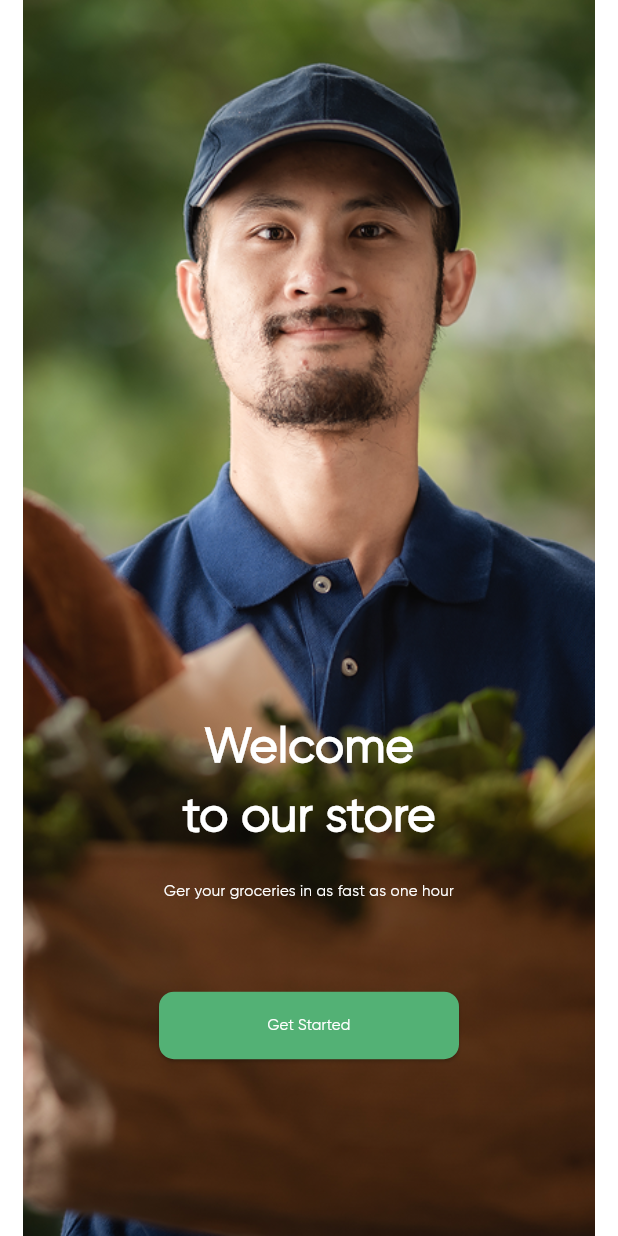
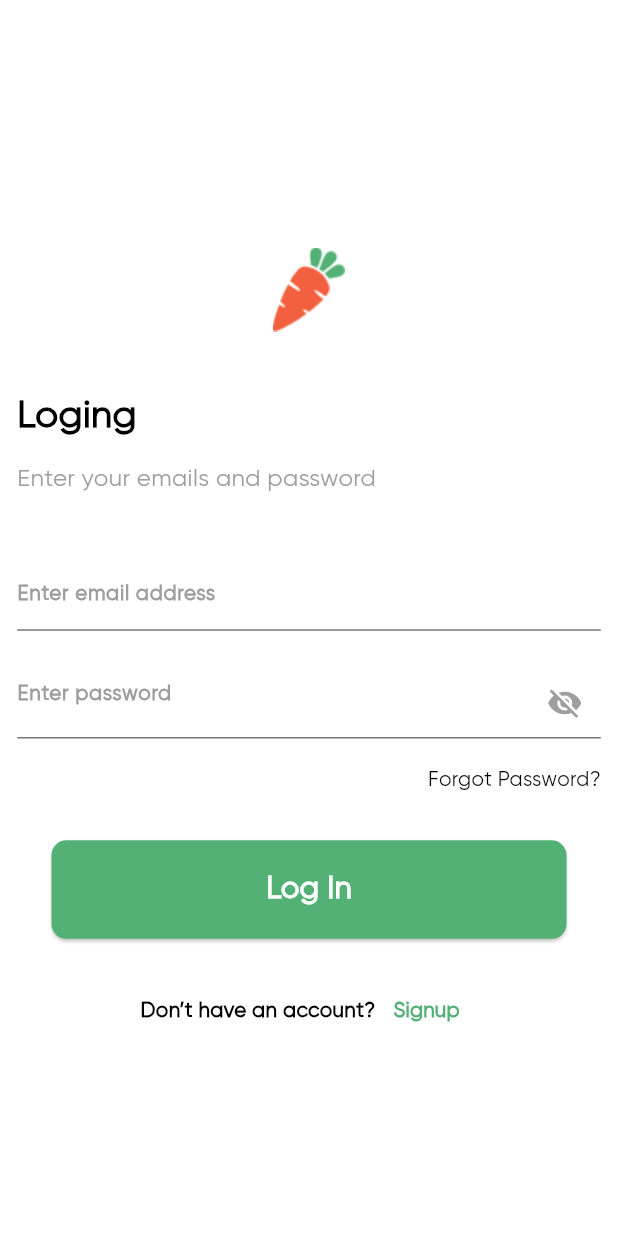
Before and after one commit to MiranKK/online-groceries-app, a Flutter app: the screen it shows after launch, after a tap on "Get Started", on a phone screen of 412 x 824 dp. Run offline on Flutter 3.47's test engine with Material 3 defaults, Android fonts, the phone set to English and light mode, and no system bars; our stand-ins replace flutter_screenutil.

Commit message:
Signup and login screen design are finished

```diff
--- a/lib/main.dart
+++ b/lib/main.dart
@@ -1,6 +1,8 @@
 import 'package:flutter/material.dart';
 import 'package:flutter_screenutil/flutter_screenutil.dart';
+import 'package:online_groceries_app_ui/views/login_screen.dart';
 import 'package:online_groceries_app_ui/views/onboarding_screen.dart';
+import 'package:online_groceries_app_ui/views/signup_screen.dart';
 import 'package:online_groceries_app_ui/views/splash_screen.dart';
 
 void main() => runApp(const MyApp());
@@ -24,6 +26,8 @@ class MyApp extends StatelessWidget {
           routes: {
             "/": (context) => SplashScreen(),
             "/onboardingScreen": (context) => OnboardingScreen(),
+            "/signup": (context) => SignupScreen(),
+            "/login": (context) => LoginScreen(),
           },
         );
       },
--- /dev/null
+++ b/lib/views/login_screen.dart
@@ -0,0 +1,130 @@
+import 'package:flutter/material.dart';
+import 'package:flutter_screenutil/flutter_screenutil.dart';
+import 'package:online_groceries_app_ui/style/custom_text_style.dart';
+import 'package:online_groceries_app_ui/widgets/custom_button.dart';
+
+class LoginScreen extends StatefulWidget {
+  const LoginScreen({super.key});
+
+  @override
+  State<LoginScreen> createState() => _LoginScreenState();
+}
+
+class _LoginScreenState extends State<LoginScreen> {
+  final TextEditingController email = TextEditingController();
+
+  final TextEditingController password = TextEditingController();
+  bool isvisable = true;
+  @override
+  Widget build(BuildContext context) {
+    return Scaffold(
+      body: SafeArea(
+        child: Padding(
+          padding: EdgeInsets.all(10.r),
+          child: Column(
+            crossAxisAlignment: CrossAxisAlignment.start,
+            mainAxisAlignment: .center,
+            children: [
+              Row(
+                mainAxisAlignment: .center,
+                children: [
+                  Image.asset("assets/images/second-logo.png", width: 100.w),
+                ],
+              ),
+
+              Text("Loging", style: CustomTextStyle().xLargeBlackBoldText),
+              SizedBox(height: 10.h),
+              Text(
+                "Enter your emails and password",
+                style: CustomTextStyle().xsmallBlackText.copyWith(
+                  color: Colors.grey,
+                ),
+              ),
+
+              SizedBox(height: 35.h),
+
+              TextField(
+                controller: email,
+                style: CustomTextStyle().xxsmallBlackBoldText,
+                decoration: InputDecoration(
+                  hintText: "Enter email address",
+                  hintStyle: CustomTextStyle().xxsmallBlackText.copyWith(
+                    color: Colors.grey,
+                  ),
+
+                  focusedBorder: OutlineInputBorder(
+                    borderSide: BorderSide(color: Color(0xff53B175)),
+                  ),
+                ),
+              ),
+
+              SizedBox(height: 20.h),
+              TextField(
+                controller: password,
+                obscureText: isvisable,
+                style: CustomTextStyle().xxsmallBlackBoldText,
+                decoration: InputDecoration(
+                  hintText: "Enter password",
+                  hintStyle: CustomTextStyle().xxsmallBlackText.copyWith(
+                    color: Colors.grey,
+                  ),
+
+                  focusedBorder: OutlineInputBorder(
+                    borderSide: BorderSide(color: Color(0xff53B175)),
+                  ),
+
+                  suffixIcon: GestureDetector(
+                    onTap: () {
+                      setState(() {
+                        isvisable = !isvisable;
+                      });
+                    },
+                    child: isvisable
+                        ? Icon(Icons.visibility_off, color: Colors.grey)
+                        : Icon(Icons.visibility, color: Colors.grey),
+                  ),
+                ),
+              ),
+              SizedBox(height: 15.h),
+              Row(
+                mainAxisAlignment: MainAxisAlignment.end,
+                children: [
+                  Text(
+                    "Forgot Password?",
+                    style: CustomTextStyle().xxsmallBlackText,
+                  ),
+                ],
+              ),
+              SizedBox(height: 25.h),
+              Center(
+                child: CustomButton(onpressed: () {}, text: "Log In"),
+              ),
+              SizedBox(height: 20.h),
+              Row(
+                mainAxisAlignment: MainAxisAlignment.center,
+                children: [
+                  Text(
+                    "Don’t have an account?",
+                    style: CustomTextStyle().xxsmallBlackBoldText,
+                  ),
+
+                  TextButton(
+                    onPressed: () {
+                      Navigator.pushNamed(context, "/signup");
+                    },
+                    child: Text(
+                      "Signup",
+                      style: CustomTextStyle().xxsmallBlackBoldText.copyWith(
+                        color: Color(0xff53B175),
+                      ),
+                    ),
+                  ),
+                ],
+              ),
+            ],
+          ),
+        ),
+      ),
+    );
+  }
+}
--- a/lib/views/onboarding_screen.dart
+++ b/lib/views/onboarding_screen.dart
@@ -1,5 +1,6 @@
 import 'package:flutter/material.dart';
 import 'package:online_groceries_app_ui/style/custom_text_style.dart';
+import 'package:online_groceries_app_ui/widgets/custom_button.dart';
 
 class OnboardingScreen extends StatelessWidget {
   const OnboardingScreen({super.key});
@@ -41,25 +42,9 @@ class OnboardingScreen extends StatelessWidget {
 
             Align(
               alignment: Alignment(0, 0.7),
-              child: ElevatedButton(
-                style: ElevatedButton.styleFrom(
-                  minimumSize: Size(200, 45),
-                  backgroundColor: Color(0xff53B175),
-                  foregroundColor: Colors.white,
-                  shape: RoundedRectangleBorder(
-                    borderRadius: BorderRadius.circular(10),
-                  ),
-                ),
-                onPressed: () {},
-                child: Text(
-                  textAlign: TextAlign.center,
-                  "Get Started",
-                  style: CustomTextStyle().xxLargeWhiteBoldText.copyWith(
-                    fontSize: 10,
-                    fontWeight: FontWeight.w100,
-                  ),
-                ),
-              ),
+              child: CustomButton(onpressed: (){
+                Navigator.pushReplacementNamed(context, "/login");
+              }, text: "Get Started")
             ),
           ],
         ),
--- /dev/null
+++ b/lib/widgets/custom_button.dart
@@ -0,0 +1,27 @@
+import 'package:flutter/material.dart';
+import 'package:flutter_screenutil/flutter_screenutil.dart';
+import 'package:online_groceries_app_ui/style/custom_text_style.dart';
+
+class CustomButton extends StatelessWidget {
+  final String text;
+  final VoidCallback onpressed;
+  const CustomButton({super.key, required this.onpressed, required this.text});
+
+  @override
+  Widget build(BuildContext context) {
+    return ElevatedButton(
+      style: ElevatedButton.styleFrom(
+        minimumSize: Size(300.w, 55.h),
+        backgroundColor: Color(0xff53B175),
+        foregroundColor: Colors.white,
+        shape: RoundedRectangleBorder(borderRadius: BorderRadius.circular(10)),
+      ),
+      onPressed: onpressed,
+      child: Text(
+        textAlign: TextAlign.center,
+        text,
+        style: CustomTextStyle().mediumWhiteBoldText,
+      ),
+    );
+  }
+}
```
Also changed, not shown: lib/views/signup_screen.dart (added, +140 -0 lines).
